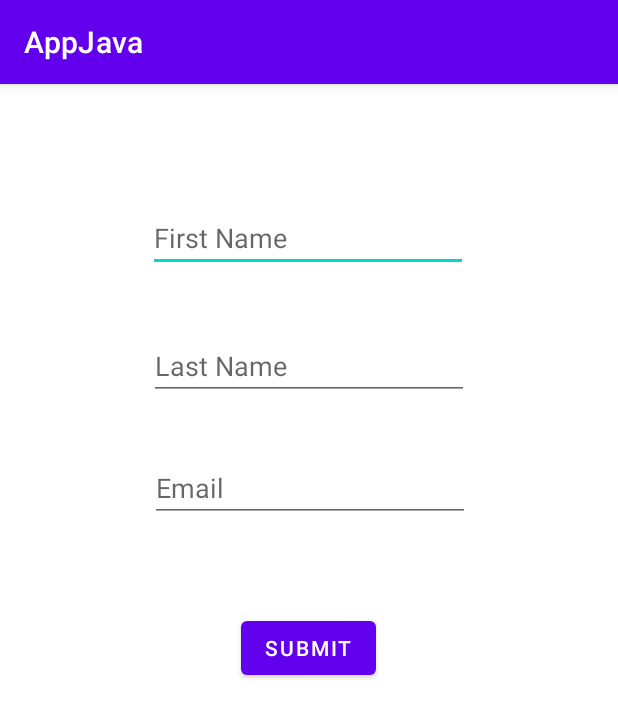
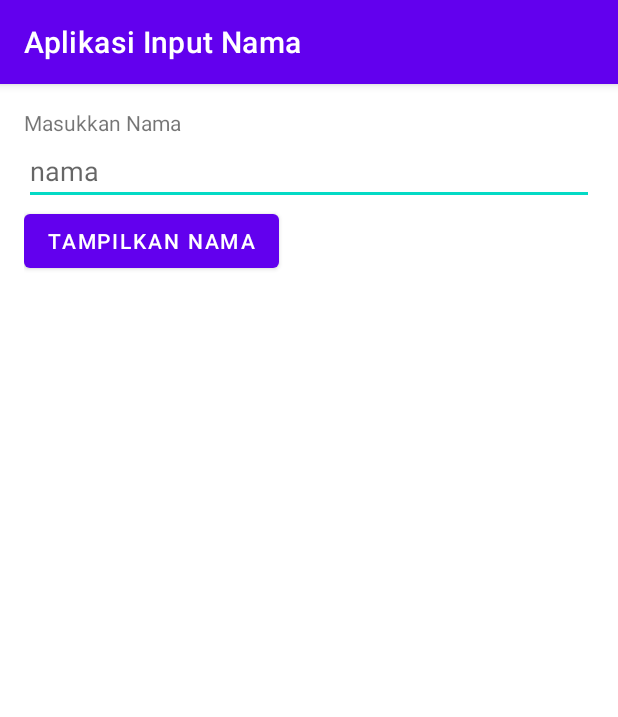
Before and after one commit to LeToyek/challenge-1-Android, an Android app: the screen it shows after launch (MainActivity), on a phone screen of 412 x 824 dp. Shown: the top 717 px of the screen. Run offline under Robolectric (Android 15) with nearby library versions, the phone set to English and light mode, and no system bars.

Commit message:
siap dikumpulkan

```diff
--- /dev/null
+++ b/app/src/main/java/com/example/appjava/DBHelper.java
@@ -0,0 +1,23 @@
+package com.example.appjava;
+
+import android.content.Context;
+import android.database.sqlite.SQLiteDatabase;
+import android.database.sqlite.SQLiteOpenHelper;
+
+import androidx.annotation.Nullable;
+
+public class DBHelper extends SQLiteOpenHelper {
+    public DBHelper(@Nullable Context context, @Nullable String name, @Nullable SQLiteDatabase.CursorFactory factory, int version) {
+        super(context, name, factory, version);
+    }
+
+    @Override
+    public void onCreate(SQLiteDatabase sqLiteDatabase) {
+
+    }
+
+    @Override
+    public void onUpgrade(SQLiteDatabase sqLiteDatabase, int i, int i1) {
+
+    }
+}
--- a/app/src/main/java/com/example/appjava/MainActivity.java
+++ b/app/src/main/java/com/example/appjava/MainActivity.java
@@ -3,28 +3,25 @@ package com.example.appjava;
 import androidx.appcompat.app.AppCompatActivity;
 import android.os.Bundle;
 import android.view.View;
+import android.widget.Button;
 import android.widget.EditText;
 import android.widget.TextView;
 
 public class MainActivity extends AppCompatActivity {
 
+    TextView tvNama;
+    EditText edtNama;
+    Button input;
     @Override
     protected void onCreate(Bundle savedInstanceState) {
         super.onCreate(savedInstanceState);
         setContentView(R.layout.activity_main);
+        tvNama = findViewById(R.id.tvNama);
+        edtNama = findViewById(R.id.edtNama);
+        input = findViewById(R.id.btnTampil);
 
     }
     public void submit(View view){
-        TextView firstName = (findViewById(R.id.textFirstName));
-        TextView lastName = (findViewById(R.id.textLastName));
-        TextView email = (findViewById(R.id.textEmail));
-
-        EditText editFirstName = findViewById(R.id.editFirstName);
-        EditText editLastName = findViewById(R.id.editLastName);
-        EditText editEmail = findViewById(R.id.editEmail);
-
-        firstName.setText(editFirstName.getText().toString());
-        lastName.setText(editLastName.getText().toString());
-        email.setText(editEmail.getText().toString());
+        tvNama.setText(edtNama.getText().toString());
     }
 }
--- a/app/src/main/res/layout/activity_main.xml
+++ b/app/src/main/res/layout/activity_main.xml
@@ -1,89 +1,34 @@
 <?xml version="1.0" encoding="utf-8"?>
-<androidx.constraintlayout.widget.ConstraintLayout
+<LinearLayout
     xmlns:android="http://schemas.android.com/apk/res/android"
     xmlns:tools="http://schemas.android.com/tools"
     xmlns:app="http://schemas.android.com/apk/res-auto"
     android:layout_width="match_parent"
     android:layout_height="match_parent"
-    tools:context=".MainActivity">
-
+    tools:context=".MainActivity"
+    android:orientation="vertical"
+    android:padding="16dp">
+    <TextView
+        android:layout_width="match_parent"
+        android:layout_height="wrap_content"
+        android:text="Masukkan Nama"
+        android:textSize="14sp"/>
     <EditText
-        android:id="@+id/editFirstName"
+        android:layout_width="match_parent"
+        android:layout_height="wrap_content"
+        android:hint="nama"
+        android:id="@+id/edtNama"/>
+    <Button
+        android:id="@+id/btnTampil"
         android:layout_width="wrap_content"
         android:layout_height="wrap_content"
-        android:layout_marginTop="80dp"
-        android:ems="10"
-        android:hint="First Name"
-        android:inputType="textPersonName"
-        app:layout_constraintEnd_toEndOf="parent"
-        app:layout_constraintHorizontal_bias="0.497"
-        app:layout_constraintStart_toStartOf="parent"
-        app:layout_constraintTop_toTopOf="parent" />
+        android:text="Tampilkan Nama"
+        android:onClick="submit"/>
+    <TextView
+        android:id="@+id/tvNama"
+        android:layout_width="match_parent"
+        android:layout_height="wrap_content"/>
 
-    <EditText
-        android:id="@+id/editLastName"
-        android:layout_width="wrap_content"
-        android:layout_height="wrap_content"
-        android:layout_marginTop="40dp"
-        android:ems="10"
-        android:hint="Last Name"
-        android:inputType="textPersonName"
-        app:layout_constraintEnd_toEndOf="parent"
-        app:layout_constraintStart_toStartOf="parent"
-        app:layout_constraintTop_toBottomOf="@+id/editFirstName" />
 
-    <EditText
-        android:id="@+id/editEmail"
-        android:layout_width="wrap_content"
-        android:layout_height="wrap_content"
-        android:layout_marginTop="36dp"
-        android:ems="10"
-        android:hint="Email"
-        android:inputType="textPersonName"
-        app:layout_constraintEnd_toEndOf="parent"
-        app:layout_constraintHorizontal_bias="0.502"
-        app:layout_constraintStart_toStartOf="parent"
-        app:layout_constraintTop_toBottomOf="@+id/editLastName" />
 
-    <Button
-        android:id="@+id/submit"
-        android:layout_width="wrap_content"
-        android:layout_height="wrap_content"
-        android:layout_marginTop="60dp"
-        android:text="Submit"
-        app:layout_constraintEnd_toEndOf="parent"
-        app:layout_constraintHorizontal_bias="0.498"
-        app:layout_constraintStart_toStartOf="parent"
-        app:layout_constraintTop_toBottomOf="@+id/editEmail"
-        android:onClick="submit"/>
-
-    <TextView
-        android:id="@+id/textFirstName"
-        android:layout_width="wrap_content"
-        android:layout_height="wrap_content"
-        android:layout_marginTop="40dp"
-        app:layout_constraintEnd_toEndOf="parent"
-        app:layout_constraintStart_toStartOf="parent"
-        app:layout_constraintTop_toBottomOf="@+id/submit"
-        tools:text="First Name" />
-
-    <TextView
-        android:id="@+id/textLastName"
-        android:layout_width="wrap_content"
-        android:layout_height="wrap_content"
-        android:layout_marginTop="40dp"
-        app:layout_constraintEnd_toEndOf="parent"
-        app:layout_constraintStart_toStartOf="parent"
-        app:layout_constraintTop_toBottomOf="@+id/textFirstName"
-        tools:text="Last Name" />
-
-    <TextView
-        android:id="@+id/textEmail"
-        android:layout_width="wrap_content"
-        android:layout_height="wrap_content"
-        android:layout_marginTop="40dp"
-        app:layout_constraintEnd_toEndOf="parent"
-        app:layout_constraintStart_toStartOf="parent"
-        app:layout_constraintTop_toBottomOf="@+id/textLastName"
-        tools:text="Email" />
-</androidx.constraintlayout.widget.ConstraintLayout>
+</LinearLayout>
--- a/app/src/main/res/values/strings.xml
+++ b/app/src/main/res/values/strings.xml
@@ -1,3 +1,3 @@
 <resources>
-    <string name="app_name">AppJava</string>
+    <string name="app_name">Aplikasi Input Nama</string>
 </resources>
```
